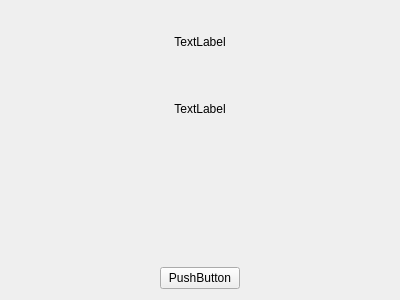
Old version of the form FileManagerErrorMessageWidget.ui in the repository wruwami/TPCAM-M30.
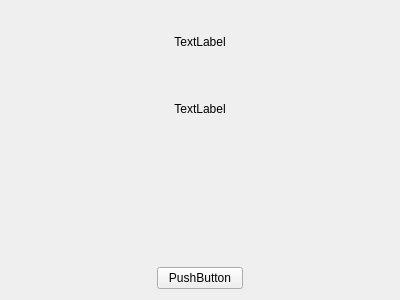
New version of the form. Custom widgets are drawn as their Qt base class.

```diff
--- a/FileManagerErrorMessageWidget.ui
+++ b/FileManagerErrorMessageWidget.ui
@@ -15,7 +15,7 @@
   </property>
   <layout class="QVBoxLayout" name="verticalLayout">
    <item>
-    <layout class="QGridLayout" name="gridLayout" rowstretch="1,1,2,1" columnstretch="2,1,2">
+    <layout class="QGridLayout" name="gridLayout" rowstretch="1,1,2,1" columnstretch="232,144,232">
      <item row="3" column="1">
       <widget class="CustomPushButton" name="pushButton">
        <property name="text">
```
